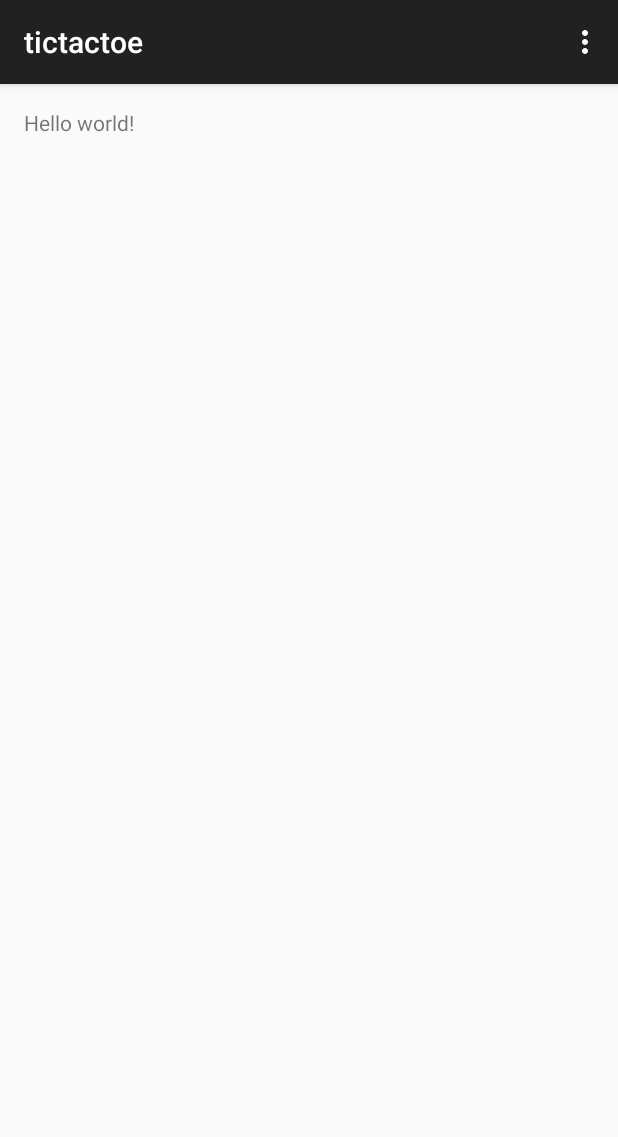
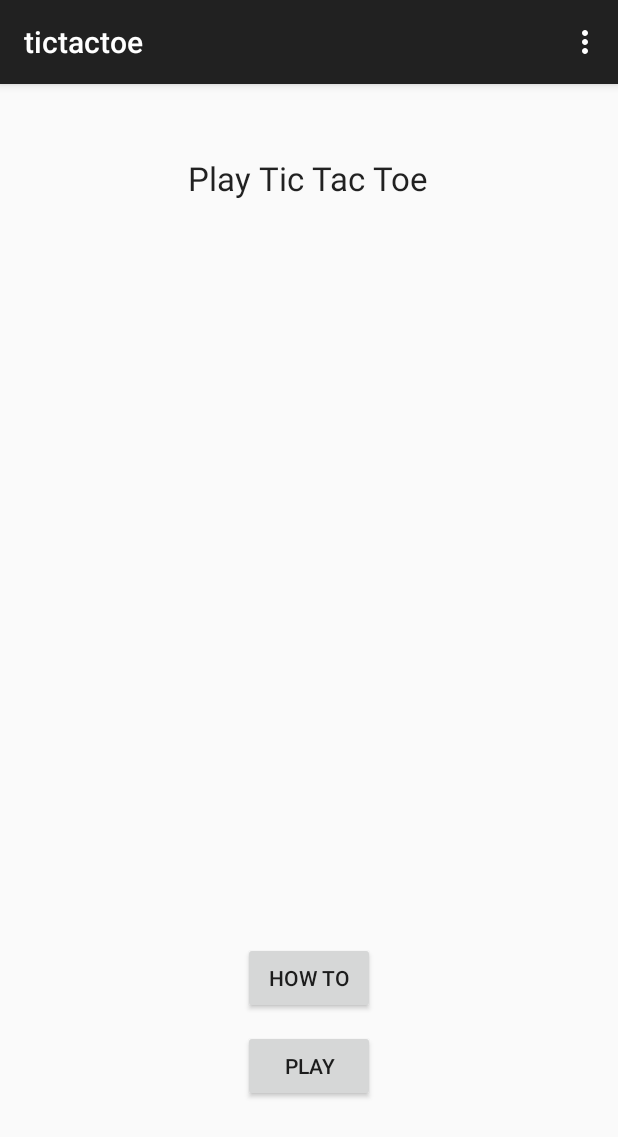
Before and after one commit to cnguyen2049/TicTacToe, an Android app: the screen it shows after launch (MainActivity), on a phone screen of 412 x 824 dp. Shown: the top 1137 px of the screen. Run offline under Robolectric (Android 15) with nearby library versions, the phone set to English and light mode, and no system bars.

Commit message:
Initial set up code

```diff
--- a/app/src/main/res/layout/activity_main.xml
+++ b/app/src/main/res/layout/activity_main.xml
@@ -5,7 +5,33 @@
     android:paddingTop="@dimen/activity_vertical_margin"
     android:paddingBottom="@dimen/activity_vertical_margin" tools:context=".MainActivity">
 
-    <TextView android:text="@string/hello_world" android:layout_width="wrap_content"
-        android:layout_height="wrap_content" />
+
+
+    <Button
+        android:layout_width="wrap_content"
+        android:layout_height="wrap_content"
+        android:text="How To"
+        android:id="@+id/howto"
+        android:layout_alignParentBottom="true"
+        android:layout_centerHorizontal="true"
+        android:layout_marginBottom="132dp" />
+
+    <Button
+        android:layout_width="wrap_content"
+        android:layout_height="wrap_content"
+        android:text="Play"
+        android:id="@+id/play"
+        android:layout_alignParentBottom="true"
+        android:layout_centerHorizontal="true"
+        android:layout_marginBottom="73dp" />
+
+    <TextView
+        android:layout_width="wrap_content"
+        android:layout_height="wrap_content"
+        android:textAppearance="?android:attr/textAppearanceLarge"
+        android:text="Play Tic Tac Toe"
+        android:id="@+id/textView"
+        android:layout_centerHorizontal="true"
+        android:layout_marginTop="32dp" />
 
 </RelativeLayout>
```
Also changed, not shown: 1 other file.
